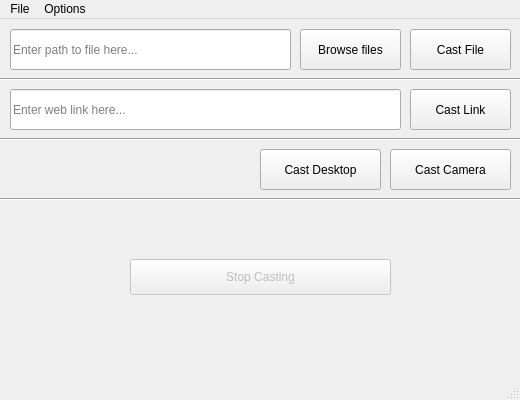
Old version of the form src/mainwindow.ui in the repository Rafostar/castnow-gui.
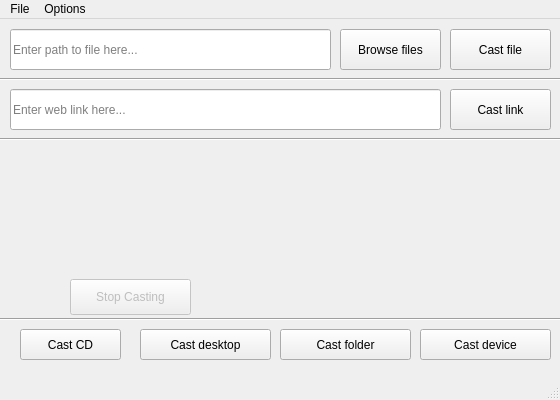
New version of the form. Icons and pictures are not drawn.

Commit message: Changes in app design

What changed in the file:
```diff
--- a/src/mainwindow.ui
+++ b/src/mainwindow.ui
@@ -6,7 +6,7 @@
    <rect>
     <x>0</x>
     <y>0</y>
-    <width>520</width>
+    <width>560</width>
     <height>400</height>
    </rect>
   </property>
@@ -18,13 +18,13 @@
   </property>
   <property name="minimumSize">
    <size>
-    <width>520</width>
+    <width>560</width>
     <height>400</height>
    </size>
   </property>
   <property name="maximumSize">
    <size>
-    <width>520</width>
+    <width>560</width>
     <height>400</height>
    </size>
   </property>
@@ -47,7 +47,7 @@
    <widget class="QPushButton" name="openFileButton">
     <property name="geometry">
      <rect>
-      <x>300</x>
+      <x>340</x>
       <y>10</y>
       <width>101</width>
       <height>41</height>
@@ -60,14 +60,24 @@
    <widget class="QPushButton" name="castFileButton">
     <property name="geometry">
      <rect>
-      <x>410</x>
+      <x>450</x>
       <y>10</y>
       <width>101</width>
       <height>41</height>
      </rect>
     </property>
     <property name="text">
-     <string>Cast File</string>
+     <string>Cast file</string>
+    </property>
+    <property name="icon">
+     <iconset resource="images.qrc">
+      <normaloff>:/icons/images/cast_icon_small.png</normaloff>:/icons/images/cast_icon_small.png</iconset>
+    </property>
+    <property name="iconSize">
+     <size>
+      <width>24</width>
+      <height>24</height>
+     </size>
     </property>
    </widget>
    <widget class="QLineEdit" name="insertFilePath">
@@ -75,7 +85,7 @@
      <rect>
       <x>10</x>
       <y>10</y>
-      <width>281</width>
+      <width>321</width>
       <height>41</height>
      </rect>
     </property>
@@ -89,14 +99,24 @@
    <widget class="QPushButton" name="castDesktopButton">
     <property name="geometry">
      <rect>
-      <x>260</x>
-      <y>130</y>
-      <width>121</width>
-      <height>41</height>
+      <x>140</x>
+      <y>310</y>
+      <width>131</width>
+      <height>31</height>
      </rect>
     </property>
     <property name="text">
-     <string>Cast Desktop</string>
+     <string>Cast desktop</string>
+    </property>
+    <property name="icon">
+     <iconset resource="images.qrc">
+      <normaloff>:/icons/images/desktop_icon.png</normaloff>:/icons/images/desktop_icon.png</iconset>
+    </property>
+    <property name="iconSize">
+     <size>
+      <width>24</width>
+      <height>24</height>
+     </size>
     </property>
    </widget>
    <widget class="QPushButton" name="stopCastingButton">
@@ -105,9 +125,9 @@
     </property>
     <property name="geometry">
      <rect>
-      <x>130</x>
-      <y>240</y>
-      <width>261</width>
+      <x>70</x>
+      <y>260</y>
+      <width>121</width>
       <height>36</height>
      </rect>
     </property>
@@ -120,7 +140,7 @@
      <rect>
       <x>10</x>
       <y>70</y>
-      <width>391</width>
+      <width>431</width>
       <height>41</height>
      </rect>
     </property>
@@ -134,14 +154,24 @@
    <widget class="QPushButton" name="castLinkButton">
     <property name="geometry">
      <rect>
-      <x>410</x>
+      <x>450</x>
       <y>70</y>
       <width>101</width>
       <height>41</height>
      </rect>
     </property>
     <property name="text">
-     <string>Cast Link</string>
+     <string>Cast link</string>
+    </property>
+    <property name="icon">
+     <iconset resource="images.qrc">
+      <normaloff>:/icons/images/cast_icon_small.png</normaloff>:/icons/images/cast_icon_small.png</iconset>
+    </property>
+    <property name="iconSize">
+     <size>
+      <width>24</width>
+      <height>24</height>
+     </size>
     </property>
    </widget>
    <widget class="Line" name="line1">
@@ -149,7 +179,7 @@
      <rect>
       <x>0</x>
       <y>50</y>
-      <width>521</width>
+      <width>561</width>
       <height>20</height>
      </rect>
     </property>
@@ -162,7 +192,7 @@
      <rect>
       <x>0</x>
       <y>110</y>
-      <width>521</width>
+      <width>561</width>
       <height>20</height>
      </rect>
     </property>
@@ -173,22 +203,32 @@
    <widget class="QPushButton" name="castDesktopButton_2">
     <property name="geometry">
      <rect>
-      <x>390</x>
-      <y>130</y>
-      <width>121</width>
-      <height>41</height>
+      <x>420</x>
+      <y>310</y>
+      <width>131</width>
+      <height>31</height>
      </rect>
     </property>
     <property name="text">
-     <string>Cast Camera</string>
+     <string>Cast device</string>
+    </property>
+    <property name="icon">
+     <iconset resource="images.qrc">
+      <normaloff>:/icons/images/webcamera_icon.png</normaloff>:/icons/images/webcamera_icon.png</iconset>
+    </property>
+    <property name="iconSize">
+     <size>
+      <width>24</width>
+      <height>24</height>
+     </size>
     </property>
    </widget>
    <widget class="Line" name="line2_2">
     <property name="geometry">
      <rect>
       <x>0</x>
-      <y>170</y>
-      <width>521</width>
+      <y>290</y>
+      <width>561</width>
       <height>20</height>
      </rect>
     </property>
@@ -196,13 +236,59 @@
      <enum>Qt::Horizontal</enum>
     </property>
    </widget>
+   <widget class="QPushButton" name="castCDButton">
+    <property name="geometry">
+     <rect>
+      <x>20</x>
+      <y>310</y>
+      <width>101</width>
+      <height>31</height>
+     </rect>
+    </property>
+    <property name="text">
+     <string>Cast CD</string>
+    </property>
+    <property name="icon">
+     <iconset resource="images.qrc">
+      <normaloff>:/icons/images/cd_icon.png</normaloff>:/icons/images/cd_icon.png</iconset>
+    </property>
+    <property name="iconSize">
+     <size>
+      <width>24</width>
+      <height>24</height>
+     </size>
+    </property>
+   </widget>
+   <widget class="QPushButton" name="castFolderButton">
+    <property name="geometry">
+     <rect>
+      <x>280</x>
+      <y>310</y>
+      <width>131</width>
+      <height>31</height>
+     </rect>
+    </property>
+    <property name="text">
+     <string>Cast folder</string>
+    </property>
+    <property name="icon">
+     <iconset resource="images.qrc">
+      <normaloff>:/icons/images/folder_icon.png</normaloff>:/icons/images/folder_icon.png</iconset>
+    </property>
+    <property name="iconSize">
+     <size>
+      <width>24</width>
+      <height>24</height>
+     </size>
+    </property>
+   </widget>
   </widget>
   <widget class="QMenuBar" name="menuBar">
    <property name="geometry">
     <rect>
      <x>0</x>
      <y>0</y>
-     <width>520</width>
+     <width>560</width>
      <height>28</height>
     </rect>
    </property>
```
Left out of the diff: 8 changed lines with no effect on the pictures. The commit also changes 2 other files.
